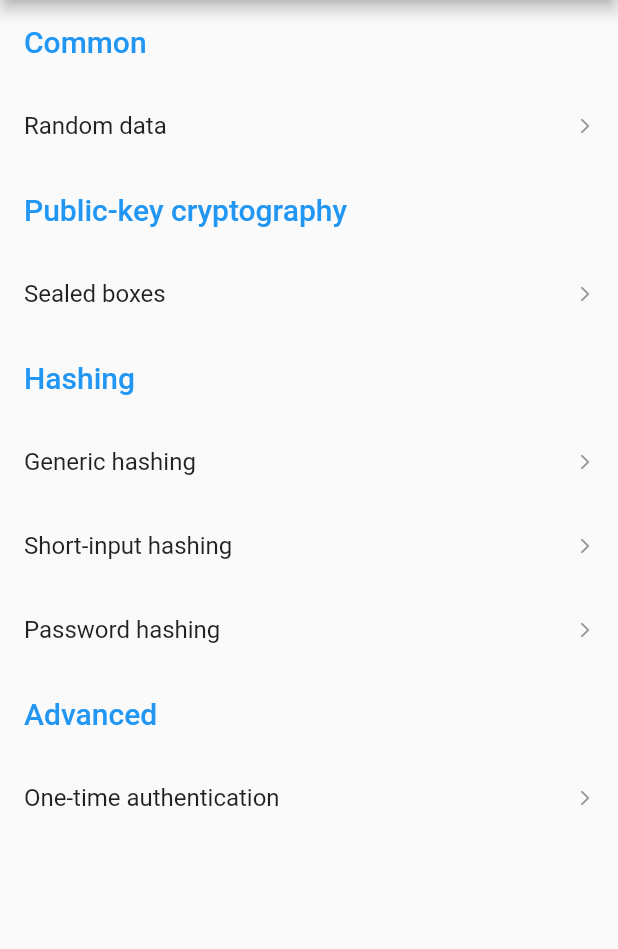
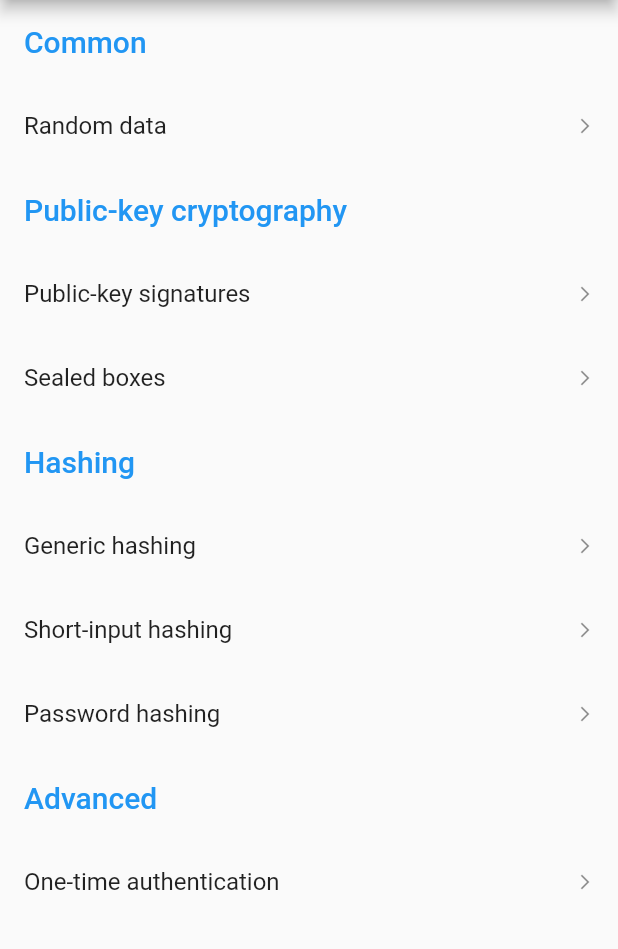
Before and after one commit to firstfloorsoftware/flutter_sodium, a Flutter app: the screen it shows after launch, on a phone screen of 412 x 824 dp, the part 84-1033 px from its top. Run offline on Flutter 3.47's test engine with Material 2 defaults, Android fonts, the phone set to English and light mode, and no system bars; our stand-ins replace convert.

Commit message:
adds public-key signature example

```diff
--- a/example/lib/main.dart
+++ b/example/lib/main.dart
@@ -51,7 +51,43 @@ print(hex.encode(buffer));''', () async {
     // Example('Authentication'),
     Example('Public-key cryptography', isHeader: true),
     // Example('Authenticated encryption'),
-    // Example('Public-key signatures'),
+    Example('Public-key signatures',
+        description:
+            'Computes a signature for a message using a secret key, and provides verification using a public key.',
+        docUrl:
+            'https://download.libsodium.org/doc/public-key_cryptography/public-key_signatures.html',
+        samples: [
+          Sample(
+              'Usage',
+              'Public key verification (detached mode).',
+              '''// Author generates keypair
+var keyPair = await PublicKeySign.generateKeyPair();
+
+// Author computes signature using secret key
+var msg = 'hello world';
+var sig = await PublicKeySign.sign(msg, keyPair.secretKey);
+
+print(hex.encode(sig));
+
+// Recipient verifies message was issued by author using public key
+var valid = await PublicKeySign.verify(sig, msg, keyPair.publicKey);
+
+assert(valid);''', () async {
+            // Author generates keypair
+            var keyPair = await PublicKeySign.generateKeyPair();
+
+            // Author computes signature using secret key
+            var msg = 'hello world';
+            var sig = await PublicKeySign.sign(msg, keyPair.secretKey);
+
+            // Recipient verifies message was issued by author using public key
+            var valid = await PublicKeySign.verify(sig, msg, keyPair.publicKey);
+
+            assert(valid);
+
+            return hex.encode(sig);
+          })
+        ]),
     Example('Sealed boxes',
         description:
             'Anonymously send encrypted messages to a recipient given its public key.',
```
